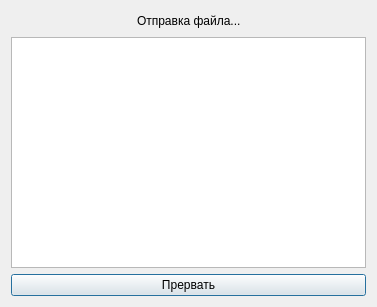
The window that vt_dialog.ui (Dyehalla/TaskManager) describes before a commit, drawn with Qt 5.
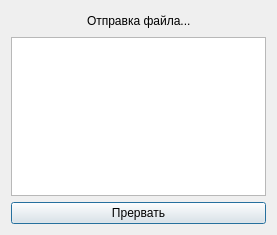
The same window after the commit.

What changed in the file:
```diff
--- a/vt_dialog.ui
+++ b/vt_dialog.ui
@@ -6,8 +6,8 @@
    <rect>
     <x>0</x>
     <y>0</y>
-    <width>377</width>
-    <height>307</height>
+    <width>277</width>
+    <height>235</height>
    </rect>
   </property>
   <property name="windowTitle">
```
